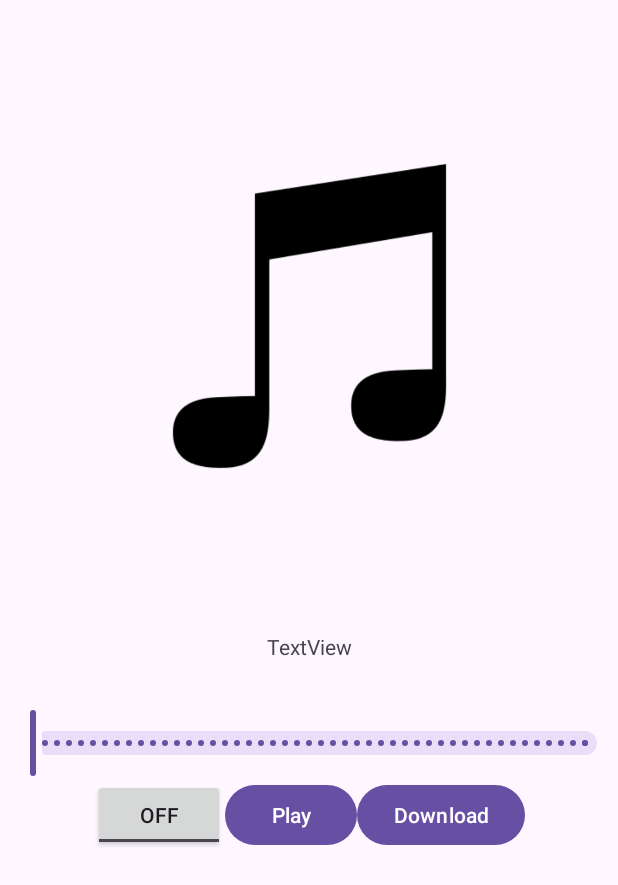
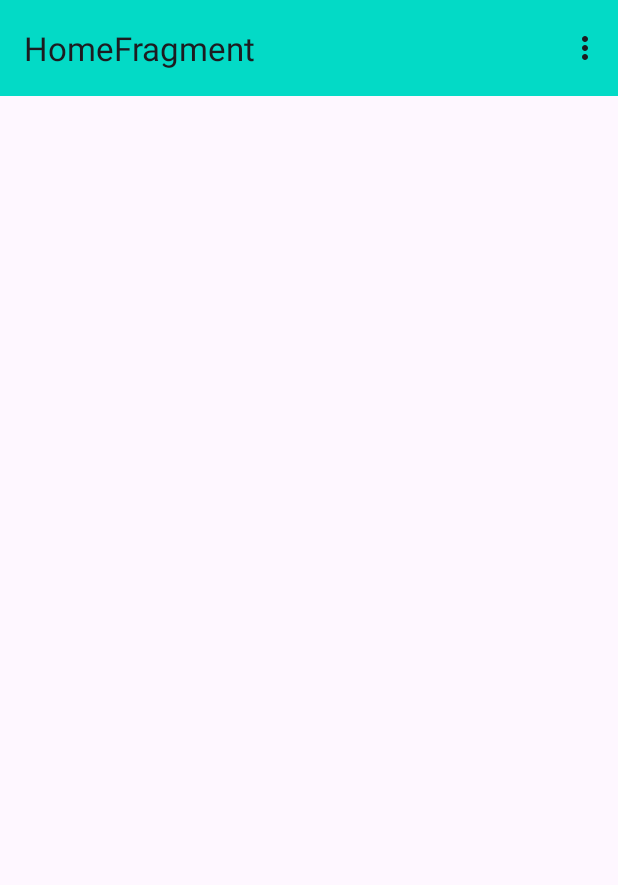
Before and after one commit to mbalazs00/Android_beadando, an Android app: the screen it shows after launch (MainActivity), on a phone screen of 412 x 824 dp. Shown: the top 885 px of the screen. Run offline under Robolectric (Android 15) with nearby library versions, the phone set to English and light mode, and no system bars; our stand-ins replace navigation-ui.

Commit message:
design valtozasok es kezdetleges navigacio

```diff
--- a/app/src/main/java/com/example/musicapp/MainActivity.java
+++ b/app/src/main/java/com/example/musicapp/MainActivity.java
@@ -3,10 +3,13 @@ package com.example.musicapp;
 import android.os.Bundle;
 import android.os.Handler;
 import android.util.Log;
+import android.view.Menu;
+import android.view.MenuItem;
 import android.view.View;
 import android.widget.Button;
 import android.widget.TextView;
 import android.widget.ToggleButton;
+import androidx.appcompat.widget.Toolbar;
 
 import androidx.activity.EdgeToEdge;
 import androidx.annotation.NonNull;
@@ -14,97 +17,44 @@ import androidx.appcompat.app.AppCompatActivity;
 import androidx.core.graphics.Insets;
 import androidx.core.view.ViewCompat;
 import androidx.core.view.WindowInsetsCompat;
+import androidx.navigation.NavController;
+import androidx.navigation.fragment.NavHostFragment;
+import androidx.navigation.ui.AppBarConfiguration;
+import androidx.navigation.ui.NavigationUI;
 
 import com.google.android.material.slider.Slider;
 
 public class MainActivity extends AppCompatActivity {
-    Slider slider;
-    Handler handler=new Handler();
-    Button playBtn, download;
-    TextView title;
-    ToggleButton repeat;
-    float progress=0;
-    boolean playing=false, isRepeating=false;
+    NavController navController;
+    NavHostFragment navHostFragment;
+    AppBarConfiguration appBarConfiguration;
+    Toolbar toolbar;
 
     @Override
     protected void onCreate(Bundle savedInstanceState) {
         super.onCreate(savedInstanceState);
-        EdgeToEdge.enable(this);
+        //EdgeToEdge.enable(this);
 
-        setContentView(R.layout.fragment_music);
-        slider=findViewById(R.id.slider);
-        playBtn=findViewById(R.id.play);
-        title=findViewById(R.id.title);
-        repeat=findViewById(R.id.repeat);
-        download=findViewById(R.id.dowload);
+        setContentView(R.layout.activity_main);
+        toolbar=findViewById(R.id.mainToolbar);
+        setSupportActionBar(toolbar);
+        navHostFragment=(NavHostFragment)getSupportFragmentManager().findFragmentById(R.id.nav_host_fragment);
+        navController=navHostFragment.getNavController();
 
-        playBtn.setOnClickListener(new View.OnClickListener() {
-            @Override
-            public void onClick(View v) {
-                title.setText("Playing");
-                if(playing){
-                    handler.removeCallbacks(progressUpdater);
-                    playing=false;
-                    title.setText("Paused");
-                }
-                else {
-                    handler.postDelayed(progressUpdater, 1000);
-                    playing=true;
-                    title.setText("Playing");
-                }
-            }
-        });
-        repeat.setOnClickListener(new View.OnClickListener() {
-            @Override
-            public void onClick(View v) {
-                if(v.isActivated()) {
-                    isRepeating = false;
-                    v.setActivated(false);
+        appBarConfiguration=new AppBarConfiguration.Builder(R.id.homeFragment,R.id.musicFragment).build();
 
-                }
-                else {
-                    isRepeating = true;
-                    v.setActivated(true);
-                }
+        NavigationUI.setupActionBarWithNavController(this, navController, appBarConfiguration);
 
-            }
-        });
-        slider.setValue(0);
-        slider.setValueTo(5);
-        slider.setStepSize(0.1f);
-        ViewCompat.setOnApplyWindowInsetsListener(findViewById(R.id.main), (v, insets) -> {
-            Insets systemBars = insets.getInsets(WindowInsetsCompat.Type.systemBars());
-            v.setPadding(systemBars.left, systemBars.top, systemBars.right, systemBars.bottom);
-            return insets;
-        });
-        slider.addOnChangeListener(new Slider.OnChangeListener() {
-            @Override
-            public void onValueChange(@NonNull Slider slider, float value, boolean fromUser) {
-                if(fromUser){
-                    progress=value;
-                }
-            }
-        });
     }
-    private Runnable progressUpdater=new Runnable() {
-        @Override
-        public void run() {
-            progress+=1f;
-            if(progress<=100){
-                slider.setValue(progress);
-                handler.postDelayed(this,1000);
-            }
-            else if(isRepeating) {
-                progress = 0;
-                slider.setValue(progress);
-                handler.postDelayed(this,1000);
-            }
-            else {
-                handler.removeCallbacks(this);
-                title.setText("Playing");
-            }
-            Log.d("progress","progress: "+slider.getValue());
+    @Override
+    public boolean onCreateOptionsMenu(Menu menu){
+        getMenuInflater().inflate(R.menu.main_menu,menu);
+        return true;
+    }
+    @Override
+    public boolean onOptionsItemSelected(@NonNull MenuItem item) {
+        return NavigationUI.onNavDestinationSelected(item, navController)
+                || super.onOptionsItemSelected(item);
+    }
 
-        }
-    };
 }
--- /dev/null
+++ b/app/src/main/java/com/example/musicapp/ui/HomeFragment.java
@@ -0,0 +1,20 @@
+package com.example.musicapp.ui;
+
+import android.os.Bundle;
+import android.view.LayoutInflater;
+import android.view.View;
+import android.view.ViewGroup;
+
+import androidx.fragment.app.Fragment;
+
+import com.example.musicapp.databinding.FragmentHomeBinding;
+
+public class HomeFragment extends Fragment {
+    FragmentHomeBinding binding;
+    @Override
+    public View onCreateView(LayoutInflater inflater, ViewGroup container,
+                             Bundle savedInstanceState){
+        binding=FragmentHomeBinding.inflate(inflater,container,false);
+        return binding.getRoot();
+    }
+}
--- a/app/src/main/res/layout/activity_main.xml
+++ b/app/src/main/res/layout/activity_main.xml
@@ -7,14 +7,27 @@
     android:layout_height="match_parent"
     tools:context=".MainActivity">
 
-    <TextView
-        android:layout_width="wrap_content"
+    <androidx.appcompat.widget.Toolbar
+        android:id="@+id/mainToolbar"
+        android:layout_width="0dp"
         android:layout_height="wrap_content"
-        android:text="Hello World!"
+        android:background="@color/design_default_color_secondary"
+        android:minHeight="?attr/actionBarSize"
+        android:theme="?attr/actionBarTheme"
+        app:layout_constraintEnd_toEndOf="parent"
+        app:layout_constraintStart_toStartOf="parent"
+        app:layout_constraintTop_toTopOf="parent" />
+    <androidx.fragment.app.FragmentContainerView
+        android:id="@+id/nav_host_fragment"
+        android:name="androidx.navigation.fragment.NavHostFragment"
+        app:defaultNavHost="true"
+        app:navGraph="@navigation/nav_graph"
+        android:layout_width="0dp"
+        android:layout_height="0dp"
         app:layout_constraintBottom_toBottomOf="parent"
         app:layout_constraintEnd_toEndOf="parent"
         app:layout_constraintStart_toStartOf="parent"
-        app:layout_constraintTop_toTopOf="parent" />
+        app:layout_constraintTop_toBottomOf="@+id/mainToolbar" />
 
 
 </androidx.constraintlayout.widget.ConstraintLayout>
--- /dev/null
+++ b/app/src/main/res/layout/fragment_home.xml
@@ -0,0 +1,6 @@
+<?xml version="1.0" encoding="utf-8"?>
+<androidx.constraintlayout.widget.ConstraintLayout xmlns:android="http://schemas.android.com/apk/res/android"
+    android:layout_width="match_parent"
+    android:layout_height="match_parent">
+
+</androidx.constraintlayout.widget.ConstraintLayout>
--- a/app/src/main/res/layout/fragment_music.xml
+++ b/app/src/main/res/layout/fragment_music.xml
@@ -34,11 +34,13 @@
         android:stepSize="1"
         app:layout_constraintEnd_toEndOf="parent"
         app:layout_constraintStart_toStartOf="parent"
-        app:layout_constraintTop_toBottomOf="@+id/title" />
+        app:layout_constraintTop_toBottomOf="@+id/title"
+        app:tickVisible="false"/>
 
     <LinearLayout
         android:layout_width="wrap_content"
         android:layout_height="wrap_content"
+
 
         app:layout_constraintEnd_toEndOf="parent"
         app:layout_constraintStart_toStartOf="parent"
@@ -46,21 +48,28 @@
 
         <ToggleButton
             android:id="@+id/repeat"
-            android:layout_width="wrap_content"
-            android:layout_height="wrap_content"
-            android:textOff="Off"
-            android:textOn="On" />
+            android:layout_width="70dp"
+            android:layout_height="70dp"
+            android:layout_marginHorizontal="10dp"
+            android:background="@drawable/repeat_button"
 
-        <Button
+            />
+
+        <ToggleButton
             android:id="@+id/play"
-            android:layout_width="wrap_content"
-            android:layout_height="wrap_content"
-            android:text="Play" />
+            android:layout_width="70dp"
+            android:layout_height="70dp"
+            android:layout_marginHorizontal="10dp"
+            android:background="@drawable/play_button"
+             />
 
         <Button
             android:id="@+id/dowload"
-            android:layout_width="wrap_content"
-            android:layout_height="wrap_content"
-            android:text="Download" />
+            android:layout_width="70dp"
+            android:layout_height="70dp"
+            android:layout_marginHorizontal="10dp"
+            android:background="@drawable/download"
+
+            />
     </LinearLayout>
 </androidx.constraintlayout.widget.ConstraintLayout>
--- /dev/null
+++ b/app/src/main/res/menu/main_menu.xml
@@ -0,0 +1,13 @@
+<?xml version="1.0" encoding="utf-8"?>
+<menu xmlns:android="http://schemas.android.com/apk/res/android"
+    xmlns:app="http://schemas.android.com/apk/res-auto">
+    <item
+        android:id="@+id/homeFragment"
+        android:title="Főoldal"
+        app:showAsAction="never"/>
+    <item
+        android:id="@+id/musicFragment"
+        android:title="Zene"
+        app:showAsAction="never"/>
+
+</menu>
--- /dev/null
+++ b/app/src/main/res/navigation/nav_graph.xml
@@ -0,0 +1,17 @@
+<?xml version="1.0" encoding="utf-8"?>
+<navigation xmlns:android="http://schemas.android.com/apk/res/android"
+    xmlns:app="http://schemas.android.com/apk/res-auto"
+    xmlns:tools="http://schemas.android.com/tools"
+             android:id="@+id/nav_graph"
+    app:startDestination="@id/homeFragment">
+
+
+    <fragment
+        android:id="@+id/musicFragment"
+        android:name="com.example.musicapp.ui.MusicFragment"
+        android:label="MusciFragment" />
+    <fragment
+        android:id="@+id/homeFragment"
+        android:name="com.example.musicapp.ui.HomeFragment"
+        android:label="HomeFragment"/>
+</navigation>
--- a/app/src/main/res/values/strings.xml
+++ b/app/src/main/res/values/strings.xml
@@ -1,3 +1,5 @@
 <resources>
     <string name="app_name">musicapp</string>
+    <!-- TODO: Remove or change this placeholder text -->
+    <string name="hello_blank_fragment">Hello blank fragment</string>
 </resources>
--- a/app/src/main/res/values/themes.xml
+++ b/app/src/main/res/values/themes.xml
@@ -3,6 +3,7 @@
     <style name="Base.Theme.Musicapp" parent="Theme.Material3.DayNight.NoActionBar">
         <!-- Customize your light theme here. -->
         <!-- <item name="colorPrimary">@color/my_light_primary</item> -->
+        <item name="colorPrimary">@color/black</item>
     </style>
 
     <style name="Theme.Musicapp" parent="Base.Theme.Musicapp" />
--- a/gradle/libs.versions.toml
+++ b/gradle/libs.versions.toml
@@ -7,6 +7,8 @@ appcompat = "1.6.1"
 material = "1.12.0"
 activity = "1.10.1"
 constraintlayout = "2.1.4"
+navigationFragment = "2.9.0"
+navigationUi = "2.9.0"
 
 [libraries]
 junit = { group = "junit", name = "junit", version.ref = "junit" }
@@ -16,6 +18,8 @@ appcompat = { group = "androidx.appcompat", name = "appcompat", version.ref = "a
 material = { group = "com.google.android.material", name = "material", version.ref = "material" }
 activity = { group = "androidx.activity", name = "activity", version.ref = "activity" }
 constraintlayout = { group = "androidx.constraintlayout", name = "constraintlayout", version.ref = "constraintlayout" }
+navigation-fragment = { group = "androidx.navigation", name = "navigation-fragment", version.ref = "navigationFragment" }
+navigation-ui = { group = "androidx.navigation", name = "navigation-ui", version.ref = "navigationUi" }
 
 [plugins]
 android-application = { id = "com.android.application", version.ref = "agp" }
```
Also changed, not shown: app/build.gradle (+7 -0 lines), app/src/main/java/com/example/musicapp/ui/MusicFragment.java (added, +108 -0 lines), app/src/main/res/drawable/play_button.xml (added, +9 -0 lines), app/src/main/res/drawable/repeat_button.xml (added, +9 -0 lines), app/src/main/res/drawable/download.png (added), app/src/main/res/drawable/pause.png (added), app/src/main/res/drawable/play.png (added), app/src/main/res/drawable/repeat.png (added), app/src/main/res/drawable/repeat_on.png (added).
